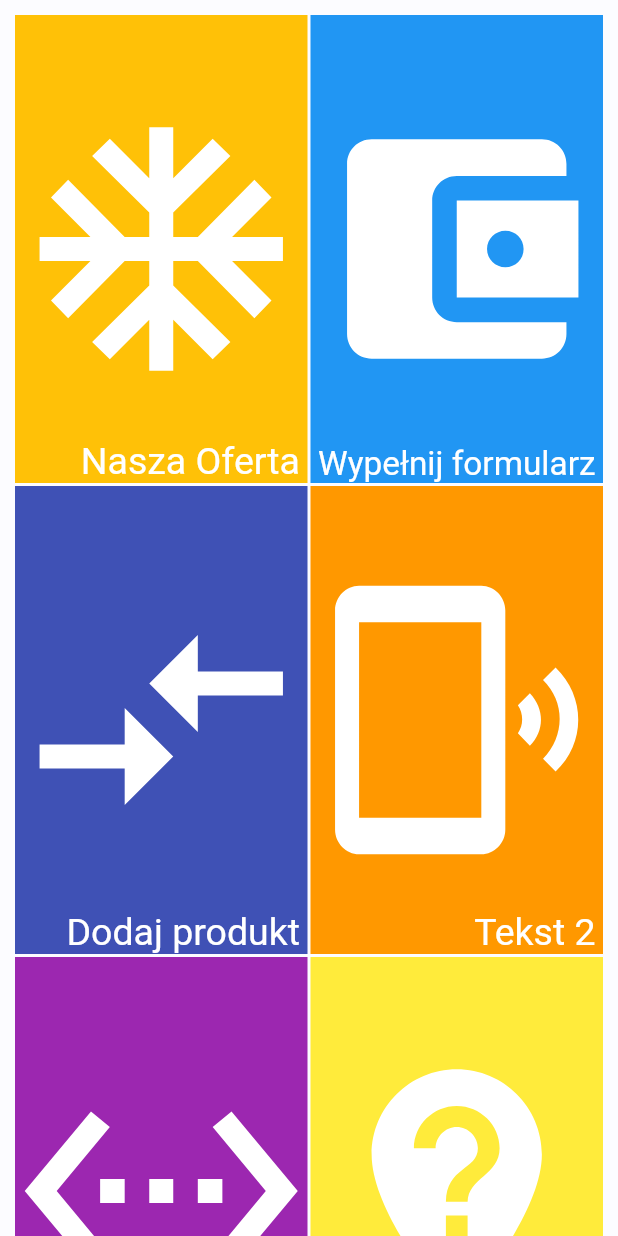
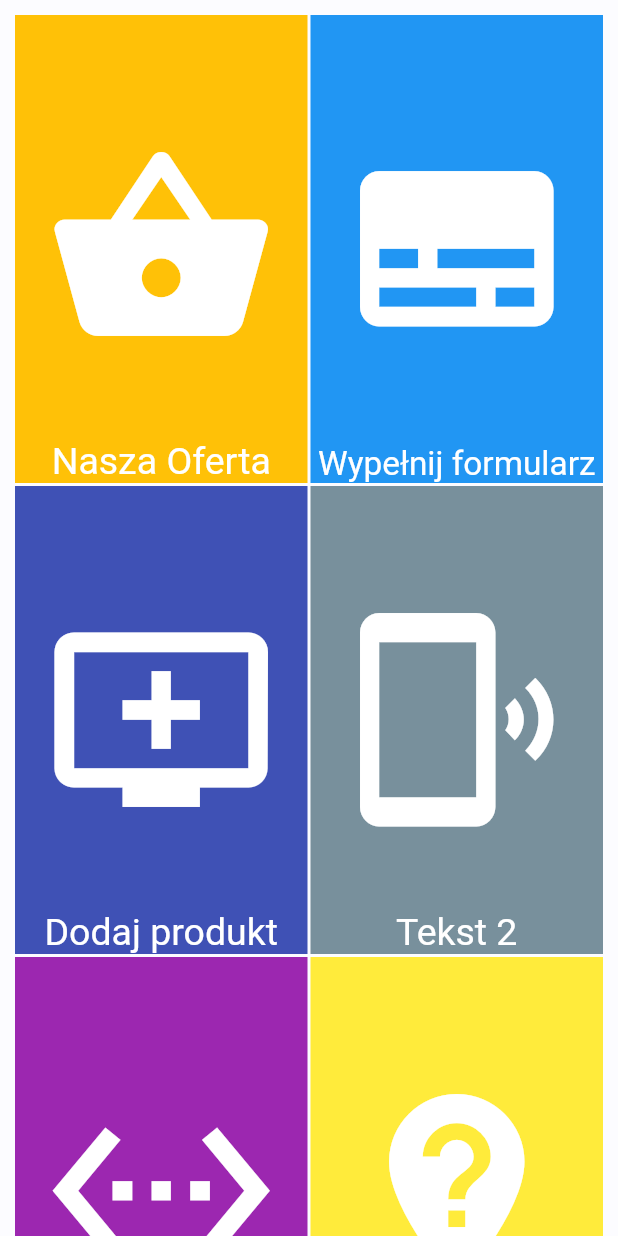
Before and after one commit to Kurczaak/Electronics-Store-App, a Flutter app: the Home screen opened directly, on a phone screen of 412 x 824 dp. Run offline on Flutter 3.47's test engine with Material 2 defaults, Android fonts, the phone set to English and light mode, and no system bars; our stand-ins replace carousel_slider, font_awesome_flutter, image_picker, introduction_screen, shared_preferences, smooth_star_rating and 1 more; missing offline and left inert: flutter_absolute_path, multi_image_picker, qr_code_scanner; accounts and stored records are empty; network calls fail.

Commit message:
Refactoring stage.

```diff
--- a/lib/screens/favorite_screen.dart
+++ b/lib/screens/favorite_screen.dart
@@ -49,7 +49,7 @@ class _FavoriteScreenState extends State<FavoriteScreen>
                   children: <Widget>[
                     SizedBox(height: 10.0),
                     Text(
-                      "My Favorite Items",
+                      "Ulubione",
                       style: TextStyle(
                         fontSize: 23,
                         fontWeight: FontWeight.w800,
--- a/lib/screens/home.dart
+++ b/lib/screens/home.dart
@@ -87,7 +87,7 @@ class _HomeState extends State<Home> with AutomaticKeepAliveClientMixin<Home> {
                             .pushNamed(OfferScreen.routeName),
                         child: HomeTile(
                             Icon(
-                              Icons.ac_unit,
+                              Icons.shopping_basket,
                               color: Colors.white,
                             ),
                             "Nasza Oferta",
@@ -97,7 +97,7 @@ class _HomeState extends State<Home> with AutomaticKeepAliveClientMixin<Home> {
                           Navigator.of(context).pushNamed(RefundForm.routeName),
                       child: HomeTile(
                           Icon(
-                            Icons.account_balance_wallet,
+                            Icons.subtitles,
                             color: Colors.white,
                           ),
                           "Wypełnij formularz",
@@ -108,7 +108,7 @@ class _HomeState extends State<Home> with AutomaticKeepAliveClientMixin<Home> {
                           .pushNamed(AddProductScreen.routeName),
                       child: HomeTile(
                           Icon(
-                            Icons.compare_arrows,
+                            Icons.add_to_queue,
                             color: Colors.white,
                           ),
                           "Dodaj produkt",
@@ -120,7 +120,7 @@ class _HomeState extends State<Home> with AutomaticKeepAliveClientMixin<Home> {
                           color: Colors.white,
                         ),
                         "Tekst 2",
-                        Colors.orange),
+                        Colors.blueGrey[400]),
                     HomeTile(
                         Icon(
                           Icons.settings_ethernet,
--- a/lib/widgets/home_tile.dart
+++ b/lib/widgets/home_tile.dart
@@ -17,14 +17,17 @@ class HomeTile extends StatelessWidget {
     return Container(
       color: color,
       child: GridTile(
-        child: FittedBox(
-          fit: BoxFit.contain,
-          child: picture,
+        child: Padding(
+          padding: const EdgeInsets.all(20.0),
+          child: FittedBox(
+            fit: BoxFit.contain,
+            child: picture,
+          ),
         ),
         footer: Container(
           padding: EdgeInsets.symmetric(horizontal: 5),
           height: 30,
-          alignment: Alignment.bottomRight,
+          alignment: Alignment.bottomCenter,
           child: FittedBox(
             child: Text(
               text,
--- a/lib/widgets/overlay.dart
+++ b/lib/widgets/overlay.dart
@@ -5,6 +5,7 @@ import '../util/foods.dart';
 import 'dart:async';
 import 'package:carousel_slider/carousel_slider.dart';
 import 'package:restaurant_ui_kit/widgets/slider_item.dart';
+import '../screens/offer_screen.dart';
 
 import 'package:provider/provider.dart';
 import '../providers/app_provider.dart';
@@ -94,9 +95,10 @@ class MyOverlay extends StatelessWidget {
                     shape: RoundedRectangleBorder(
                       borderRadius: BorderRadius.circular(50),
                     ),
-                    child: Text('Przejdź do oferty'),
+                    child: Text('Sprawdź inne produkty'),
                     onPressed: () {
                       Navigator.of(context).pop();
+                      Navigator.of(context).pushNamed(OfferScreen.routeName);
                     },
                   ),
                 ),
--- a/lib/widgets/slider_item.dart
+++ b/lib/widgets/slider_item.dart
@@ -109,6 +109,7 @@ class _SliderItemState extends State<SliderItem> {
         ],
       ),
       onTap: () {
+        Navigator.of(context).pop();
         Navigator.of(context).push(
           MaterialPageRoute(
             builder: (BuildContext context) {
--- a/pubspec.yaml
+++ b/pubspec.yaml
@@ -58,7 +58,6 @@ flutter:
     - assets/cc.png
     - assets/on1.png
     - assets/on2.png
-    - assets/on3.png
     - assets/food1.jpeg
     - assets/food2.jpeg
     - assets/food3.jpeg
```
Also changed, not shown: lib/screens/walkthrough.dart (+15 -23 lines), assets/on1.png, assets/on2.png, assets/on3.png (deleted).
